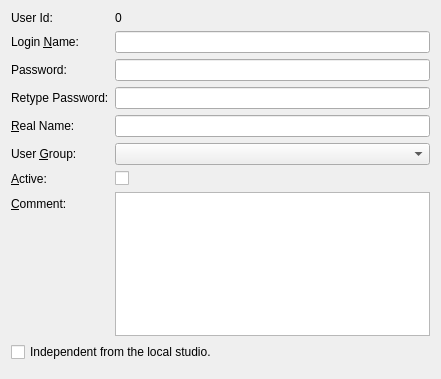
tbikfalvi/Belenus, file client/dlguseredit.ui: the form before one commit.
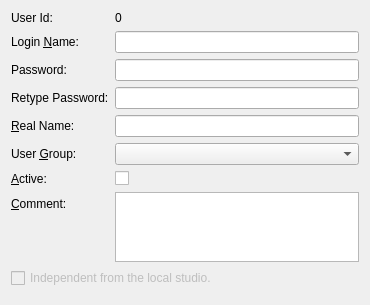
The form after the commit.

What changed in the file:
```diff
--- a/client/dlguseredit.ui
+++ b/client/dlguseredit.ui
@@ -6,8 +6,8 @@
    <rect>
     <x>0</x>
     <y>0</y>
-    <width>441</width>
-    <height>379</height>
+    <width>370</width>
+    <height>300</height>
    </rect>
   </property>
   <property name="windowTitle">
@@ -134,6 +134,9 @@
    </item>
    <item>
     <widget class="QCheckBox" name="checkIndependent">
+     <property name="enabled">
+      <bool>false</bool>
+     </property>
      <property name="text">
       <string>Independent from the local studio.</string>
      </property>
```
